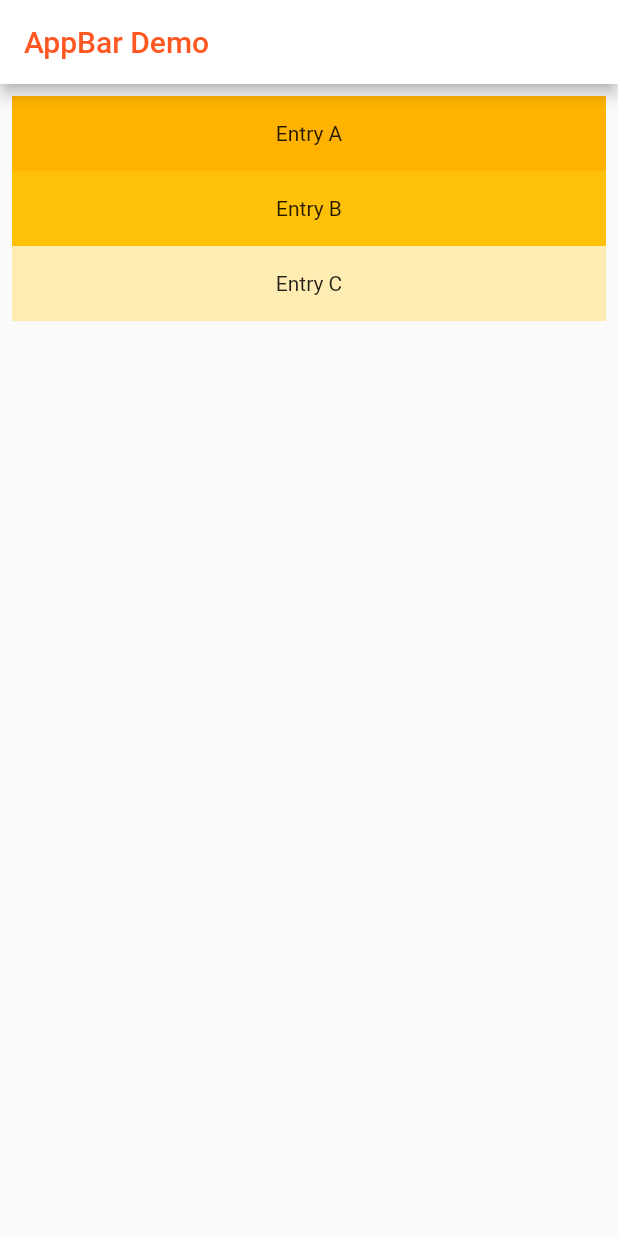
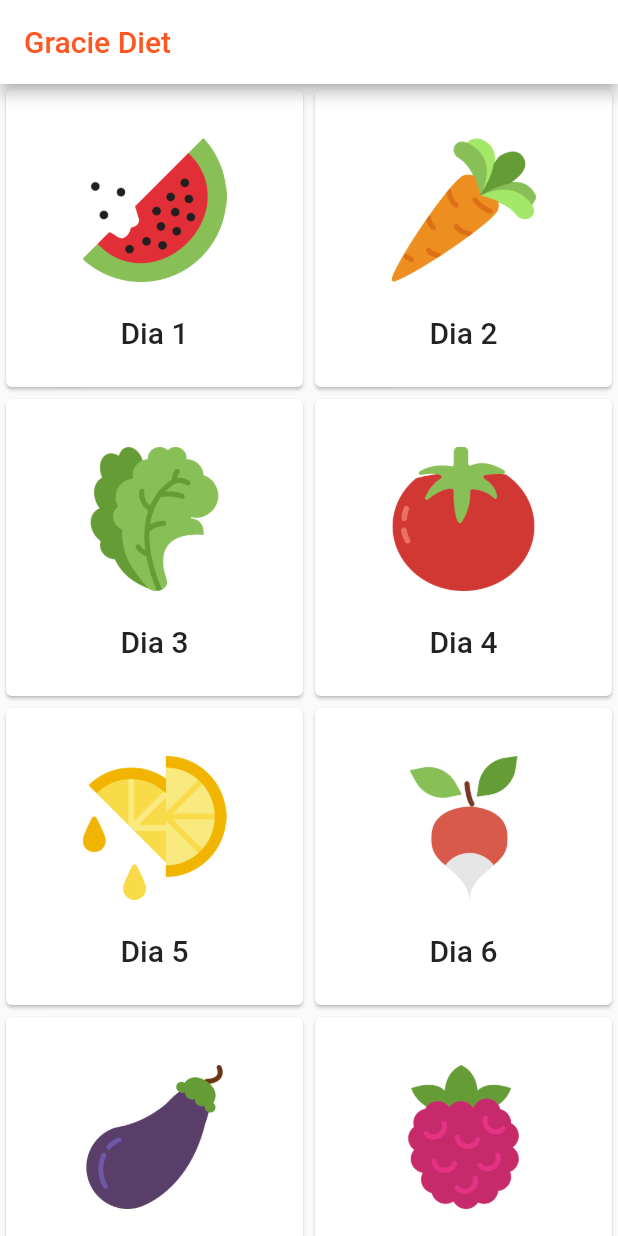
Before and after one commit to rsmelo92/gracie, a Flutter app: the screen it shows after launch, on a phone screen of 412 x 824 dp. Run offline on Flutter 3.47's test engine with Material 2 defaults, Android fonts, the phone set to English and light mode, and no system bars.

Commit message:
Add images and cards

```diff
--- a/lib/home.dart
+++ b/lib/home.dart
@@ -1,4 +1,5 @@
 import 'package:flutter/material.dart';
+import 'widgets/card.dart';
 
 class Home extends StatefulWidget {
   Home({Key? key, required this.title}) : super(key: key);
@@ -16,29 +17,25 @@ class _HomeState extends State<Home> {
   Widget build(BuildContext context) {
     return Scaffold(
       appBar: AppBar(
-        title: Text('AppBar Demo', style: TextStyle(color: Colors.deepOrange)),
+        title: Text(widget.title, style: TextStyle(color: Colors.deepOrange)),
         backgroundColor: Colors.white,
       ),
-      body: ListView(
-        padding: const EdgeInsets.all(8),
-        children: <Widget>[
-          Container(
-            height: 50,
-            color: Colors.amber[600],
-            child: const Center(child: Text('Entry A')),
-          ),
-          Container(
-            height: 50,
-            color: Colors.amber[500],
-            child: const Center(child: Text('Entry B')),
-          ),
-          Container(
-            height: 50,
-            color: Colors.amber[100],
-            child: const Center(child: Text('Entry C')),
-          ),
-        ],
-      ),
+      body: GridView.count(crossAxisCount: 2, children: <Widget>[
+        CardFood(title: 'Dia 1', image: 'assets/food/watermelon.png'),
+        CardFood(title: 'Dia 2', image: 'assets/food/carrot.png'),
+        CardFood(title: 'Dia 3', image: 'assets/food/salad-1.png'),
+        CardFood(title: 'Dia 4', image: 'assets/food/tomato.png'),
+        CardFood(title: 'Dia 5', image: 'assets/food/lemon.png'),
+        CardFood(title: 'Dia 6', image: 'assets/food/radish.png'),
+        CardFood(title: 'Dia 7', image: 'assets/food/aubergine.png'),
+        CardFood(title: 'Dia 8', image: 'assets/food/raspberry.png'),
+        CardFood(title: 'Dia 9', image: 'assets/food/beans.png'),
+        CardFood(title: 'Dia 10', image: 'assets/food/honey.png'),
+        CardFood(title: 'Dia 11', image: 'assets/food/peach.png'),
+        CardFood(title: 'Dia 12', image: 'assets/food/coconut.png'),
+        CardFood(title: 'Dia 13', image: 'assets/food/chives.png'),
+        CardFood(title: 'Dia 14', image: 'assets/food/orange.png'),
+      ]),
     );
   }
 }
--- a/lib/main.dart
+++ b/lib/main.dart
@@ -9,7 +9,7 @@ class MyApp extends StatelessWidget {
   @override
   Widget build(BuildContext context) {
     return MaterialApp(
-      title: 'Flutter Demo',
+      title: 'Gracie Diet',
       theme: ThemeData(
         primarySwatch: Colors.deepOrange,
         primaryColor: Colors.deepOrange,
--- /dev/null
+++ b/lib/widgets/card.dart
@@ -0,0 +1,40 @@
+import 'package:flutter/material.dart';
+
+class CardFood extends StatefulWidget {
+  CardFood({Key? key, required this.title, required this.image})
+      : super(key: key);
+
+  final String title;
+  final String image;
+
+  @override
+  _CardFoodState createState() => _CardFoodState();
+}
+
+class _CardFoodState extends State<CardFood> {
+  @override
+  Widget build(BuildContext context) {
+    return Card(
+        child: InkWell(
+      splashColor: Colors.pink.withAlpha(30),
+      onTap: () {
+        print('Card tapped.');
+      },
+      child: Column(
+        children: <Widget>[
+          Container(
+            child: Image.asset(widget.image),
+            margin: EdgeInsets.only(top: 32, bottom: 22),
+            height: 96.0,
+          ),
+          Expanded(
+            child: Text(
+              widget.title,
+              style: TextStyle(fontWeight: FontWeight.w500, fontSize: 20),
+            ),
+          ),
+        ],
+      ),
+    ));
+  }
+}
--- a/pubspec.yaml
+++ b/pubspec.yaml
@@ -45,9 +45,8 @@ flutter:
   uses-material-design: true
 
   # To add assets to your application, add an assets section, like this:
-  # assets:
-  #   - images/a_dot_burr.jpeg
-  #   - images/a_dot_ham.jpeg
+  assets:
+    - assets/food/
 
   # An image asset can refer to one or more resolution-specific "variants", see
   # https://flutter.dev/assets-and-images/#resolution-aware.
```
Also changed, not shown: assets/food/aubergine.png (added), assets/food/beans.png (added), assets/food/carrot.png (added), assets/food/chives.png (added), assets/food/coconut.png (added), assets/food/honey.png (added), assets/food/lemon.png (added), assets/food/olives.png (added), assets/food/orange.png (added), assets/food/peach.png (added), assets/food/radish.png (added), assets/food/raspberry.png (added), assets/food/salad-1.png (added), assets/food/tomato.png (added), 1 more files.
